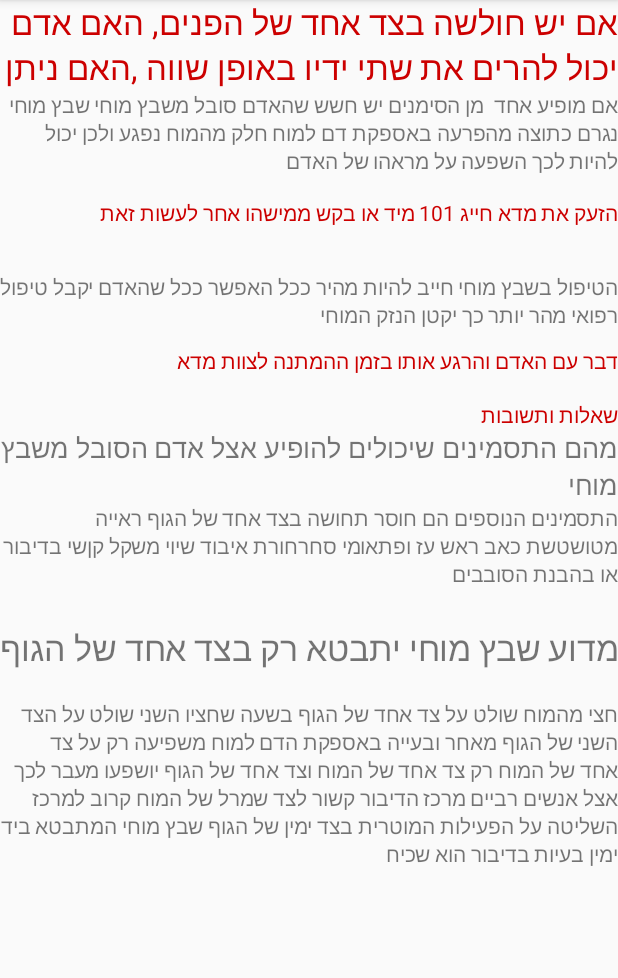
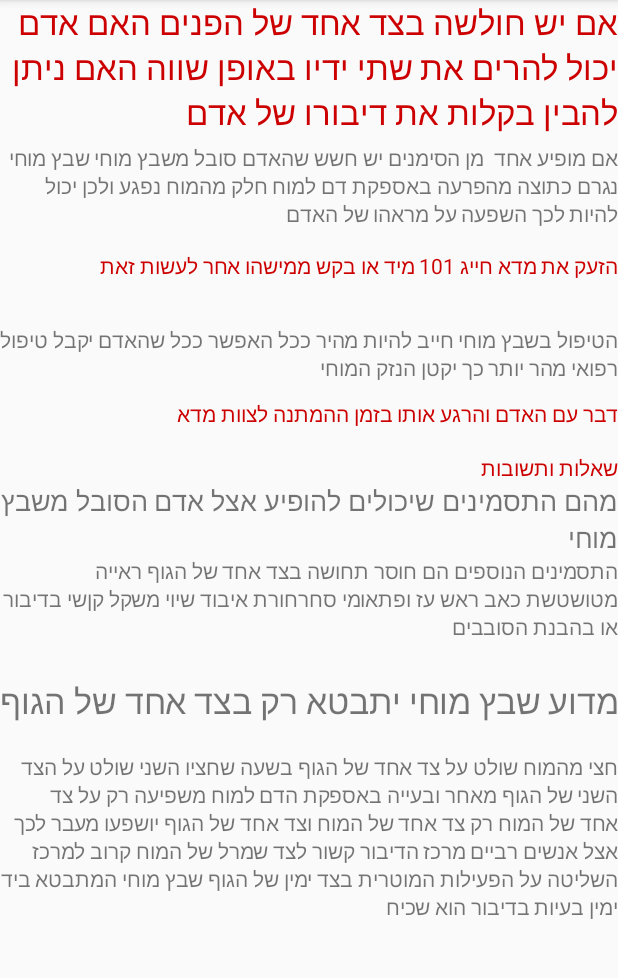
Before and after one commit to shacked23/Myproject, an Android app: the First_Aid2 screen opened directly, with no data from a screen before it, on a phone screen of 412 x 824 dp, the part 84-1062 px from its top. Run offline under Robolectric (Android 15) with nearby library versions, the phone set to English and light mode, and no system bars.

Commit message:
שינוי כיתוב

```diff
--- a/app/src/main/res/layout/activity_first__aid2.xml
+++ b/app/src/main/res/layout/activity_first__aid2.xml
@@ -16,8 +16,8 @@
         <TextView
             android:id="@+id/textView"
             android:layout_width="match_parent"
-            android:layout_height="60dp"
-            android:text="אם יש חולשה בצד אחד של הפנים, האם אדם יכול להרים את שתי ידיו באופן שווה ,האם ניתן להבין בקלות את דיבורו של אדם"
+            android:layout_height="95dp"
+            android:text="אם יש חולשה בצד אחד של הפנים האם אדם יכול להרים את שתי ידיו באופן שווה האם ניתן להבין בקלות את דיבורו של אדם"
             android:textAppearance="@style/TextAppearance.AppCompat.Large"
             android:textColor="@android:color/holo_red_dark" />
 
```
